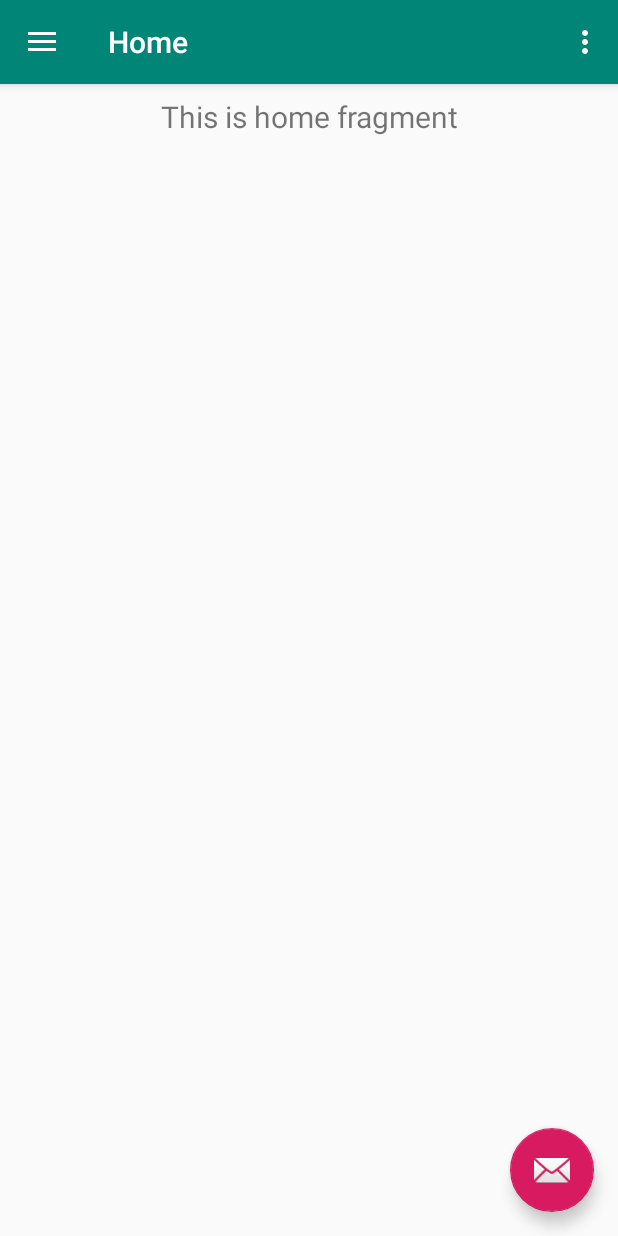
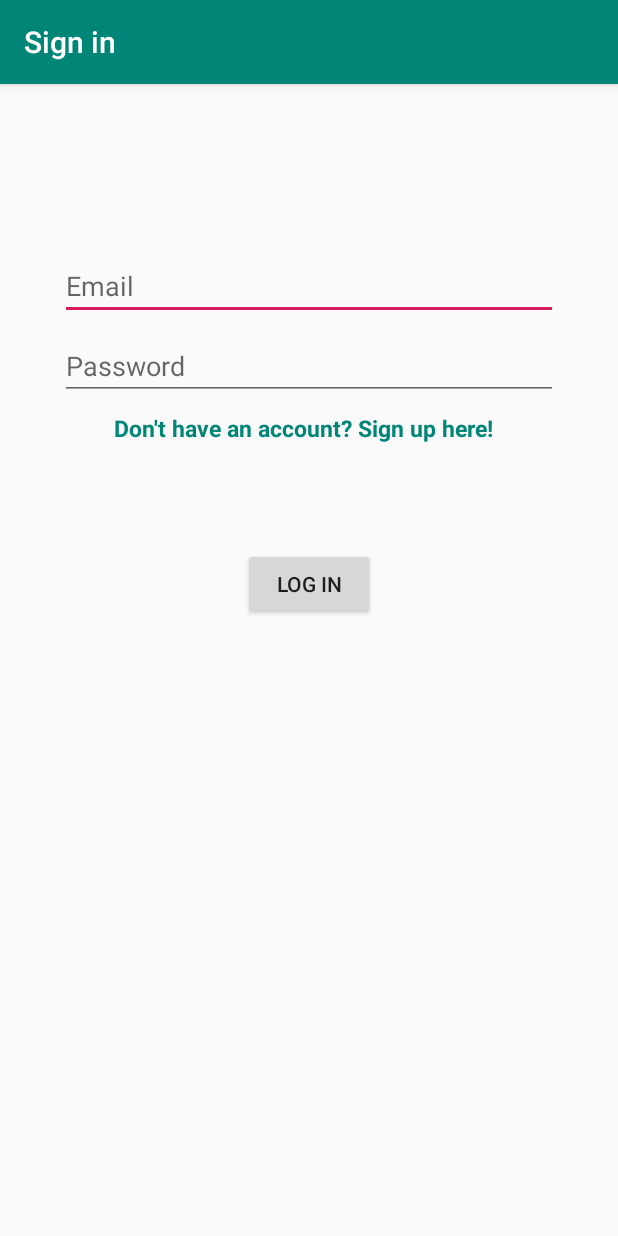
Before and after one commit to 314ga/AssignmentAndroid, an Android app: the screen it shows after launch (MainActivity before the commit, LoginActivity after it), on a phone screen of 412 x 824 dp. Run offline under Robolectric (Android 15) with nearby library versions, the phone set to English and light mode, and no system bars; our stand-ins replace Firebase (no records; nobody signed in at launch, a user with empty details on screens opened directly).

Commit message:
Login Firebase Auth
Created login and sign in option with Firebase google service. Log out added also.

```diff
--- /dev/null
+++ b/app/src/main/java/com/example/designernote/ui/login/LoginActivity.java
@@ -0,0 +1,169 @@
+package com.example.designernote.ui.login;
+
+import android.app.Activity;
+
+import androidx.annotation.NonNull;
+import androidx.lifecycle.Observer;
+import androidx.lifecycle.ViewModelProviders;
+
+import android.app.ProgressDialog;
+import android.content.Intent;
+import android.os.Bundle;
+
+import androidx.annotation.Nullable;
+import androidx.annotation.StringRes;
+import androidx.appcompat.app.AppCompatActivity;
+
+import android.text.Editable;
+import android.text.TextWatcher;
+import android.util.Log;
+import android.view.KeyEvent;
+import android.view.View;
+import android.view.inputmethod.EditorInfo;
+import android.widget.Button;
+import android.widget.EditText;
+import android.widget.ProgressBar;
+import android.widget.TextView;
+import android.widget.Toast;
+
+import com.example.designernote.MainActivity;
+import com.example.designernote.R;
+
+import com.google.android.gms.tasks.OnCompleteListener;
+import com.google.android.gms.tasks.Task;
+import com.google.firebase.auth.AuthResult;
+import com.google.firebase.auth.FirebaseAuth;
+import com.google.firebase.auth.FirebaseUser;
+
+public class LoginActivity extends AppCompatActivity {
+
+    private FirebaseAuth.AuthStateListener mAuthListener;
+    private FirebaseAuth mAuth;
+    private ProgressDialog mAuthProgressDialog;
+    @Override
+    public void onCreate(Bundle savedInstanceState) {
+        super.onCreate(savedInstanceState);
+        setContentView(R.layout.activity_login);
+        mAuth = FirebaseAuth.getInstance();
+        final EditText usernameEditText = findViewById(R.id.emailEditText);
+        final EditText passwordEditText = findViewById(R.id.passwordEditText);
+        final Button loginButton = findViewById(R.id.passwordLoginButton);
+        final TextView createAccount = findViewById(R.id.registerTextView);
+
+
+
+        TextWatcher afterTextChangedListener = new TextWatcher() {
+            @Override
+            public void beforeTextChanged(CharSequence s, int start, int count, int after) {
+                // ignore
+            }
+
+            @Override
+            public void onTextChanged(CharSequence s, int start, int before, int count) {
+                // ignore
+            }
+
+            @Override
+            public void afterTextChanged(Editable s) {
+                //TODO change login data
+
+            }
+        };
+        usernameEditText.addTextChangedListener(afterTextChangedListener);
+        passwordEditText.addTextChangedListener(afterTextChangedListener);
+        passwordEditText.setOnEditorActionListener(new TextView.OnEditorActionListener() {
+
+            @Override
+            public boolean onEditorAction(TextView v, int actionId, KeyEvent event) {
+                if (actionId == EditorInfo.IME_ACTION_DONE) {
+                    //TODO login
+
+                }
+                return false;
+            }
+        });
+
+        loginButton.setOnClickListener(new View.OnClickListener() {
+                @Override
+                public void onClick(View v) {
+                    String email = usernameEditText.getText().toString();
+                    String password = passwordEditText.getText().toString();
+                    logInUser(email,password);
+
+            }
+        });
+
+        createAccount.setOnClickListener(new View.OnClickListener() {
+            @Override
+            public void onClick(View v) {
+                    Intent intent = new Intent(LoginActivity.this, CreateAccount.class);
+                    startActivity(intent);
+                    finish();
+            }
+            });
+
+        createAuthProgressDialog();
+        createAuthStateListener();
+    }
+    @Override
+    public void onStart() {
+        super.onStart();
+         mAuth.addAuthStateListener(mAuthListener);
+    }
+    @Override
+    public void onStop() {
+        super.onStop();
+        if (mAuthListener != null) {
+            mAuth.removeAuthStateListener(mAuthListener);
+        }
+    }
+
+    private void createAuthStateListener() {
+        mAuthListener = new FirebaseAuth.AuthStateListener() {
+
+            @Override
+            public void onAuthStateChanged(@NonNull FirebaseAuth firebaseAuth) {
+                final FirebaseUser user = firebaseAuth.getCurrentUser();
+                if (user != null) {
+                    Intent intent = new Intent(LoginActivity.this, MainActivity.class);
+                    intent.setFlags(Intent.FLAG_ACTIVITY_NEW_TASK | Intent.FLAG_ACTIVITY_CLEAR_TASK);
+                    startActivity(intent);
+                    finish();
+                }
+            }
+
+        };
+    }
+
+    private void logInUser(String email,String password)
+    {
+        mAuthProgressDialog.show();
+        mAuth.signInWithEmailAndPassword(email, password)
+                .addOnCompleteListener(this, new OnCompleteListener<AuthResult>() {
+                    @Override
+                    public void onComplete(@NonNull Task<AuthResult> task) {
+                        mAuthProgressDialog.dismiss();
+                        if (task.isSuccessful()) {
+                            // Sign in success, update UI with the signed-in user's information
+                            Log.d("FireBase", "signInWithEmail:success");
+                            FirebaseUser user = mAuth.getCurrentUser();
+                        } else {
+                            // If sign in fails, display a message to the user.
+                            Log.w("FireBase", "signInWithEmail:failure", task.getException());
+                            Toast.makeText(LoginActivity.this, "Authentication failed.",
+                                    Toast.LENGTH_SHORT).show();
+
+                        }
+
+                    }
+                });
+    }
+
+    private void createAuthProgressDialog() {
+        mAuthProgressDialog = new ProgressDialog(this);
+        mAuthProgressDialog.setTitle("Loading...");
+        mAuthProgressDialog.setMessage("Authenticating with Firebase...");
+        mAuthProgressDialog.setCancelable(false);
+    }
+
+}
--- /dev/null
+++ b/app/src/main/res/layout/activity_login.xml
@@ -0,0 +1,94 @@
+<?xml version="1.0" encoding="utf-8"?>
+<androidx.constraintlayout.widget.ConstraintLayout xmlns:android="http://schemas.android.com/apk/res/android"
+    xmlns:app="http://schemas.android.com/apk/res-auto"
+    xmlns:tools="http://schemas.android.com/tools"
+    android:id="@+id/container"
+    android:layout_width="match_parent"
+    android:layout_height="match_parent"
+    android:paddingLeft="@dimen/activity_horizontal_margin"
+    android:paddingTop="@dimen/activity_vertical_margin"
+    android:paddingRight="@dimen/activity_horizontal_margin"
+    android:paddingBottom="@dimen/activity_vertical_margin"
+    tools:context=".ui.login.LoginActivity">
+
+    <EditText
+        android:id="@+id/emailEditText"
+        android:layout_width="0dp"
+        android:layout_height="wrap_content"
+        android:layout_marginStart="24dp"
+        android:layout_marginTop="96dp"
+        android:layout_marginEnd="24dp"
+
+        android:hint="@string/prompt_email"
+        android:inputType="textEmailAddress"
+        android:selectAllOnFocus="true"
+        app:layout_constraintEnd_toEndOf="parent"
+        app:layout_constraintStart_toStartOf="parent"
+        app:layout_constraintTop_toTopOf="parent" />
+
+    <EditText
+        android:id="@+id/passwordEditText"
+        android:layout_width="0dp"
+        android:layout_height="wrap_content"
+        android:layout_marginStart="24dp"
+        android:layout_marginTop="8dp"
+        android:layout_marginEnd="24dp"
+
+        android:hint="@string/prompt_password"
+        android:imeActionLabel="@string/action_log_in"
+        android:imeOptions="actionDone"
+        android:inputType="textPassword"
+        android:selectAllOnFocus="true"
+        app:layout_constraintEnd_toEndOf="parent"
+        app:layout_constraintStart_toStartOf="parent"
+        app:layout_constraintTop_toBottomOf="@+id/emailEditText" />
+
+    <TextView
+        android:layout_width="0dp"
+        android:layout_height="wrap_content"
+        android:layout_marginStart="60dp"
+        android:layout_marginTop="8dp"
+        android:layout_marginEnd="24dp"
+        android:textColor="@color/colorPrimary"
+        android:textStyle="bold"
+        android:textSize="15sp"
+        android:text="Don't have an account? Sign up here!"
+        android:id="@+id/registerTextView"
+        android:layout_gravity="center_horizontal"
+        app:layout_constraintEnd_toEndOf="parent"
+        app:layout_constraintStart_toStartOf="parent"
+        app:layout_constraintTop_toBottomOf="@+id/passwordEditText" />
+
+    <Button
+        android:id="@+id/passwordLoginButton"
+        android:layout_width="wrap_content"
+        android:layout_height="wrap_content"
+        android:layout_gravity="start"
+        android:layout_marginStart="48dp"
+        android:layout_marginTop="16dp"
+        android:layout_marginEnd="48dp"
+        android:layout_marginBottom="64dp"
+        android:enabled="true"
+        android:text="@string/action_log_in"
+        app:layout_constraintBottom_toBottomOf="parent"
+        app:layout_constraintEnd_toEndOf="parent"
+        app:layout_constraintStart_toStartOf="parent"
+        app:layout_constraintTop_toBottomOf="@+id/passwordEditText"
+        app:layout_constraintVertical_bias="0.2" />
+
+    <ProgressBar
+        android:id="@+id/loading"
+        android:layout_width="wrap_content"
+        android:layout_height="wrap_content"
+        android:layout_gravity="center"
+        android:layout_marginStart="32dp"
+        android:layout_marginTop="64dp"
+        android:layout_marginEnd="32dp"
+        android:layout_marginBottom="64dp"
+        android:visibility="gone"
+        app:layout_constraintBottom_toBottomOf="parent"
+        app:layout_constraintEnd_toEndOf="@+id/passwordEditText"
+        app:layout_constraintStart_toStartOf="@+id/passwordEditText"
+        app:layout_constraintTop_toTopOf="parent"
+        app:layout_constraintVertical_bias="0.3" />
+</androidx.constraintlayout.widget.ConstraintLayout>
--- a/app/src/main/res/menu/main.xml
+++ b/app/src/main/res/menu/main.xml
@@ -6,4 +6,9 @@
         android:orderInCategory="100"
         android:title="@string/action_settings"
         app:showAsAction="never" />
+    <item
+        android:id="@+id/action_log_out"
+        android:orderInCategory="100"
+        android:title="@string/action_log_out"
+        app:showAsAction="never" />
 </menu>
--- a/app/src/main/res/values/strings.xml
+++ b/app/src/main/res/values/strings.xml
@@ -6,6 +6,7 @@
     <string name="nav_header_subtitle">android.studio@android.com</string>
     <string name="nav_header_desc">Navigation header</string>
     <string name="action_settings">Settings</string>
+    <string name="action_log_out">Log Out</string>
 
     <string name="menu_home">Home</string>
     <string name="menu_gallery">Gallery</string>
@@ -13,4 +14,15 @@
     <string name="menu_tools">Tools</string>
     <string name="menu_share">Share</string>
     <string name="menu_send">Send</string>
+    <string name="login_button">login</string>
+    <string name="title_activity_login">Sign in</string>
+    <string name="title_create_account">Create account</string>
+    <string name="prompt_email">Email</string>
+    <string name="prompt_password">Password</string>
+    <string name="action_log_in">Log in</string>
+    <string name="action_sign_in">Sign in</string>
+    <string name="welcome">"Welcome !"</string>
+    <string name="invalid_username">Not a valid username</string>
+    <string name="invalid_password">Password must be >5 characters</string>
+    <string name="login_failed">"Login failed"</string>
 </resources>
```
Also changed, not shown: app/src/main/AndroidManifest.xml (+12 -3 lines), app/src/main/java/com/example/designernote/MainActivity.java (+70 -0 lines), app/src/main/java/com/example/designernote/ui/login/CreateAccount.java (added, +151 -0 lines), app/src/main/res/layout/activity_create_account.xml (added, +106 -0 lines), 1 other file.
